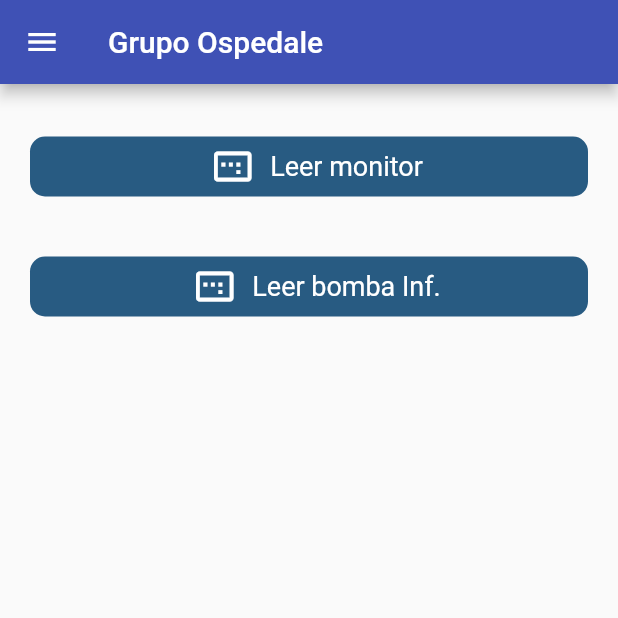
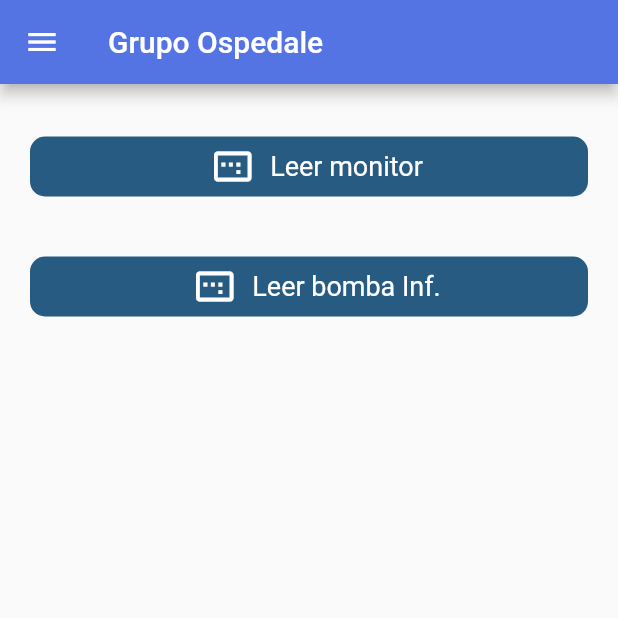
Before and after one commit to javierandres12/reconocimiento, a Flutter app: the PrincipalScreen screen opened directly with empty values, on a phone screen of 412 x 824 dp, the top half of it. Run offline on Flutter 3.47's test engine with Material 2 defaults, Android fonts, the light colour scheme and no system bars; our stand-ins replace image_picker; missing offline and left inert: barcode_scan, firebase_ml_vision; accounts and stored records are empty; network calls fail.

```diff
--- a/lib/ui/screen/detail_screen.dart
+++ b/lib/ui/screen/detail_screen.dart
@@ -26,6 +26,7 @@ class _DetailScreen extends State<DetailScreen>{
   File pickedImage;
   var imageFile;
   bool isImageLoaded = false;
+  int colorAppbar=0xFF5574E4;
 
 
   getImageFromGallery() async {
@@ -133,7 +134,7 @@ class _DetailScreen extends State<DetailScreen>{
 
     return Scaffold(
       appBar: AppBar(
-        backgroundColor: Colors.indigo,
+        backgroundColor: Color(colorAppbar),
         title: Text('Captura Monitor',style: TextStyle(color: Colors.white),),
         centerTitle: true,
         leading:  IconButton(icon: Icon(Icons.arrow_back,color: Colors.white,), onPressed: (){
--- a/lib/ui/screen/detail_screen_bomba.dart
+++ b/lib/ui/screen/detail_screen_bomba.dart
@@ -25,6 +25,7 @@ class _DetailScreenBomba extends State<DetailScreenBomba>{
   File pickedImage;
   var imageFile;
   bool isImageLoaded = false;
+  int colorAppbar=0xFF5574E4;
 
 
   getImageFromGallery() async {
@@ -120,7 +121,7 @@ class _DetailScreenBomba extends State<DetailScreenBomba>{
 
     return Scaffold(
       appBar: AppBar(
-        backgroundColor: Colors.indigo,
+        backgroundColor: Color(colorAppbar),
         title: Text('Captura Bomba Inf.',style: TextStyle(color: Colors.white),),
         centerTitle: true,
         leading:  IconButton(icon: Icon(Icons.arrow_back,color: Colors.white,), onPressed: (){
--- a/lib/ui/screen/principal_screen.dart
+++ b/lib/ui/screen/principal_screen.dart
@@ -29,6 +29,7 @@ class PrincipalScreen extends StatefulWidget{
 
 
 class _PrincipalScreen extends State<PrincipalScreen>{
+  int colorAppbar=0xFF5574E4;
   final _scaffoldkey = GlobalKey<ScaffoldState>();
 
   @override
@@ -39,7 +40,7 @@ class _PrincipalScreen extends State<PrincipalScreen>{
     return Scaffold(
       key: _scaffoldkey,
         appBar: AppBar(
-          backgroundColor: Colors.indigo,
+          backgroundColor: Color(colorAppbar),
           iconTheme: IconThemeData(color: Colors.white),
           title: Text('Grupo Ospedale',style:  TextStyle(fontSize: 20,fontWeight: FontWeight.w500, color: Colors.white),),
           //centerTitle: true,
```
